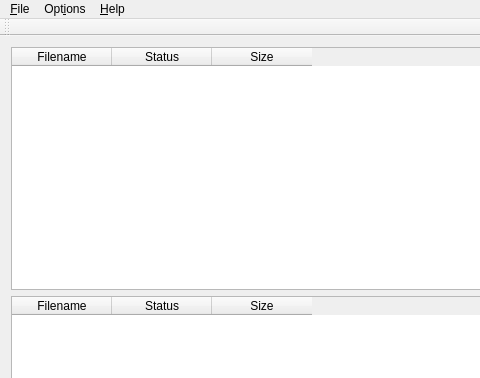
Above: client/qt_gui/GUI/MainWindow.ui from kwencel/FileSharer before the change; both pictures show x 0 to 480 and y 0 to 378 of the 800 by 600 pixel window. Below: the same form after it.
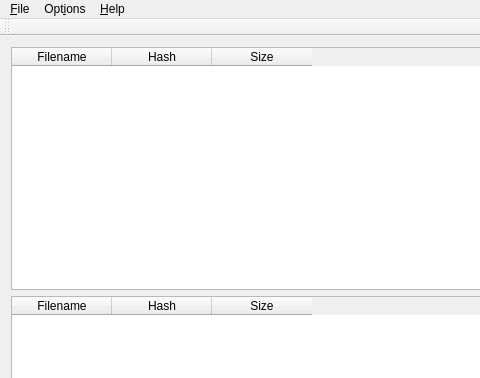
That is the form after the change.

```diff
--- a/client/qt_gui/GUI/MainWindow.ui
+++ b/client/qt_gui/GUI/MainWindow.ui
@@ -45,7 +45,7 @@
       </column>
       <column>
        <property name="text">
-        <string>Status</string>
+        <string>Hash</string>
        </property>
       </column>
       <column>
@@ -79,7 +79,7 @@
       </column>
       <column>
        <property name="text">
-        <string>Status</string>
+        <string>Hash</string>
        </property>
       </column>
       <column>
```
